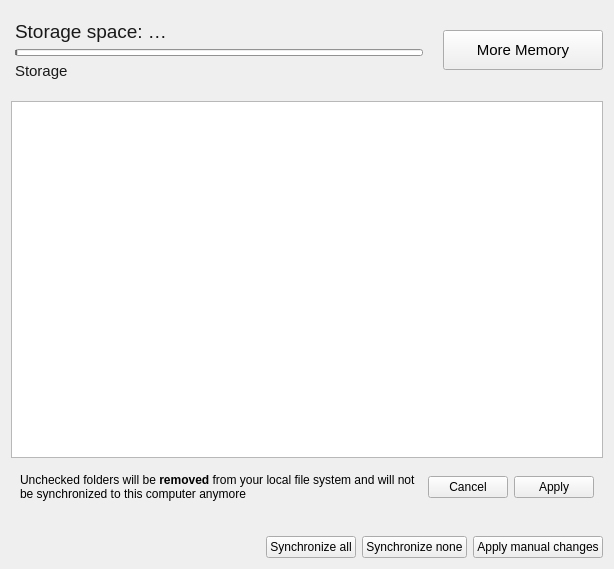
Old version of the form src/gui/accountsettings.ui in the repository nextmcloud/desktop.
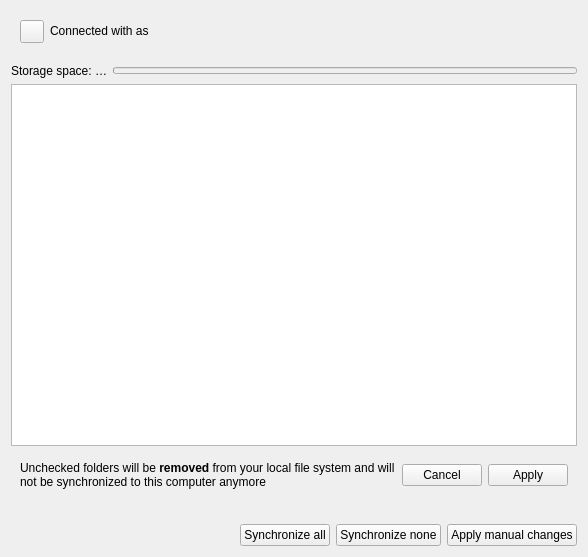
New version of the form. Custom widgets are drawn as their Qt base class.

```diff
--- a/src/gui/accountsettings.ui
+++ b/src/gui/accountsettings.ui
@@ -6,836 +6,15 @@
    <rect>
     <x>0</x>
     <y>0</y>
-    <width>614</width>
-    <height>569</height>
+    <width>588</width>
+    <height>557</height>
    </rect>
   </property>
   <property name="windowTitle">
    <string notr="true">Form</string>
   </property>
-  <layout class="QGridLayout" name="gridLayout_2">
-   <item row="0" column="0">
-    <widget class="QWidget" name="accountStatus" native="true">
-     <layout class="QGridLayout" name="gridLayout">
-      <property name="leftMargin">
-       <number>4</number>
-      </property>
-      <property name="rightMargin">
-       <number>0</number>
-      </property>
-      <property name="horizontalSpacing">
-       <number>0</number>
-      </property>
-      <item row="0" column="0">
-       <widget class="QLabel" name="quotaInfoLabel">
-        <property name="enabled">
-         <bool>true</bool>
-        </property>
-        <property name="sizePolicy">
-         <sizepolicy hsizetype="Minimum" vsizetype="Fixed">
-          <horstretch>0</horstretch>
-          <verstretch>0</verstretch>
-         </sizepolicy>
-        </property>
-        <property name="font">
-         <font>
-          <family>Segoe UI</family>
-          <pointsize>14</pointsize>
-          <weight>50</weight>
-          <bold>false</bold>
-          <kerning>true</kerning>
-         </font>
-        </property>
-        <property name="toolTip">
-         <string/>
-        </property>
-        <property name="autoFillBackground">
-         <bool>false</bool>
-        </property>
-        <property name="text">
-         <string>&lt;html&gt;&lt;head/&gt;&lt;body&gt;&lt;p&gt;&lt;span style=&quot; color:#191919;&quot;&gt;Storage space: …&lt;/span&gt;&lt;/p&gt;&lt;/body&gt;&lt;/html&gt;</string>
-        </property>
-        <property name="textFormat">
-         <enum>Qt::RichText</enum>
-        </property>
-        <property name="alignment">
-         <set>Qt::AlignBottom|Qt::AlignLeading|Qt::AlignLeft</set>
-        </property>
-        <property name="wordWrap">
-         <bool>false</bool>
-        </property>
-       </widget>
-      </item>
-      <item row="0" column="2" rowspan="3">
-       <widget class="QPushButton" name="moreMemoryButton">
-        <property name="sizePolicy">
-         <sizepolicy hsizetype="Fixed" vsizetype="Fixed">
-          <horstretch>0</horstretch>
-          <verstretch>0</verstretch>
-         </sizepolicy>
-        </property>
-        <property name="minimumSize">
-         <size>
-          <width>160</width>
-          <height>40</height>
-         </size>
-        </property>
-        <property name="maximumSize">
-         <size>
-          <width>160</width>
-          <height>16777215</height>
-         </size>
-        </property>
-        <property name="palette">
-         <palette>
-          <active>
-           <colorrole role="WindowText">
-            <brush brushstyle="SolidPattern">
-             <color alpha="255">
-              <red>0</red>
-              <green>0</green>
-              <blue>0</blue>
-             </color>
-            </brush>
-           </colorrole>
-           <colorrole role="Dark">
-            <brush brushstyle="SolidPattern">
-             <color alpha="255">
-              <red>225</red>
-              <green>225</green>
-              <blue>225</blue>
-             </color>
-            </brush>
-           </colorrole>
-           <colorrole role="Text">
-            <brush brushstyle="SolidPattern">
-             <color alpha="255">
-              <red>0</red>
-              <green>0</green>
-              <blue>0</blue>
-             </color>
-            </brush>
-           </colorrole>
-           <colorrole role="ButtonText">
-            <brush brushstyle="SolidPattern">
-             <color alpha="255">
-              <red>0</red>
-              <green>0</green>
-              <blue>0</blue>
-             </color>
-            </brush>
-           </colorrole>
-           <colorrole role="PlaceholderText">
-            <brush brushstyle="SolidPattern">
-             <color alpha="128">
-              <red>0</red>
-              <green>0</green>
-              <blue>0</blue>
-             </color>
-            </brush>
-           </colorrole>
-          </active>
-          <inactive>
-           <colorrole role="WindowText">
-            <brush brushstyle="SolidPattern">
-             <color alpha="255">
-              <red>0</red>
-              <green>0</green>
-              <blue>0</blue>
-             </color>
-            </brush>
-           </colorrole>
-           <colorrole role="Dark">
-            <brush brushstyle="SolidPattern">
-             <color alpha="255">
-              <red>225</red>
-              <green>225</green>
-              <blue>225</blue>
-             </color>
-            </brush>
-           </colorrole>
-           <colorrole role="Text">
-            <brush brushstyle="SolidPattern">
-             <color alpha="255">
-              <red>0</red>
-              <green>0</green>
-              <blue>0</blue>
-             </color>
-            </brush>
-           </colorrole>
-           <colorrole role="ButtonText">
-            <brush brushstyle="SolidPattern">
-             <color alpha="255">
-              <red>0</red>
-              <green>0</green>
-              <blue>0</blue>
-             </color>
-            </brush>
-           </colorrole>
-           <colorrole role="PlaceholderText">
-            <brush brushstyle="SolidPattern">
-             <color alpha="128">
-              <red>0</red>
-              <green>0</green>
-              <blue>0</blue>
-             </color>
-            </brush>
-           </colorrole>
-          </inactive>
-          <disabled>
-           <colorrole role="WindowText">
-            <brush brushstyle="SolidPattern">
-             <color alpha="255">
-              <red>225</red>
-              <green>225</green>
-              <blue>225</blue>
-             </color>
-            </brush>
-           </colorrole>
-           <colorrole role="Dark">
-            <brush brushstyle="SolidPattern">
-             <color alpha="255">
-              <red>225</red>
-              <green>225</green>
-              <blue>225</blue>
-             </color>
-            </brush>
-           </colorrole>
-           <colorrole role="Text">
-            <brush brushstyle="SolidPattern">
-             <color alpha="255">
-              <red>225</red>
-              <green>225</green>
-              <blue>225</blue>
-             </color>
-            </brush>
-           </colorrole>
-           <colorrole role="ButtonText">
-            <brush brushstyle="SolidPattern">
-             <color alpha="255">
-              <red>225</red>
-              <green>225</green>
-              <blue>225</blue>
-             </color>
-            </brush>
-           </colorrole>
-           <colorrole role="PlaceholderText">
-            <brush brushstyle="SolidPattern">
-             <color alpha="128">
-              <red>0</red>
-              <green>0</green>
-              <blue>0</blue>
-             </color>
-            </brush>
-           </colorrole>
-          </disabled>
-         </palette>
-        </property>
-        <property name="font">
-         <font>
-          <family>Segoe UI</family>
-          <pointsize>11</pointsize>
-         </font>
-        </property>
-        <property name="text">
-         <string>More Memory</string>
-        </property>
-       </widget>
-      </item>
-      <item row="1" column="0">
-       <widget class="QProgressBar" name="quotaProgressBar">
-        <property name="enabled">
-         <bool>true</bool>
-        </property>
-        <property name="sizePolicy">
-         <sizepolicy hsizetype="MinimumExpanding" vsizetype="Fixed">
-          <horstretch>0</horstretch>
-          <verstretch>0</verstretch>
-         </sizepolicy>
-        </property>
-        <property name="minimumSize">
-         <size>
-          <width>408</width>
-          <height>7</height>
-         </size>
-        </property>
-        <property name="maximumSize">
-         <size>
-          <width>16777215</width>
-          <height>7</height>
-         </size>
-        </property>
-        <property name="palette">
-         <palette>
-          <active>
-           <colorrole role="WindowText">
-            <brush brushstyle="SolidPattern">
-             <color alpha="255">
-              <red>0</red>
-              <green>0</green>
-              <blue>0</blue>
-             </color>
-            </brush>
-           </colorrole>
-           <colorrole role="Button">
-            <brush brushstyle="SolidPattern">
-             <color alpha="255">
-              <red>204</red>
-              <green>204</green>
-              <blue>204</blue>
-             </color>
-            </brush>
-           </colorrole>
-           <colorrole role="Light">
-            <brush brushstyle="SolidPattern">
-             <color alpha="255">
-              <red>255</red>
-              <green>255</green>
-              <blue>255</blue>
-             </color>
-            </brush>
-           </colorrole>
-           <colorrole role="Midlight">
-            <brush brushstyle="SolidPattern">
-             <color alpha="255">
-              <red>229</red>
-              <green>229</green>
-              <blue>229</blue>
-             </color>
-            </brush>
-           </colorrole>
-           <colorrole role="Dark">
-            <brush brushstyle="SolidPattern">
-             <color alpha="255">
-              <red>102</red>
-              <green>102</green>
-              <blue>102</blue>
-             </color>
-            </brush>
-           </colorrole>
-           <colorrole role="Mid">
-            <brush brushstyle="SolidPattern">
-             <color alpha="255">
-              <red>136</red>
-              <green>136</green>
-              <blue>136</blue>
-             </color>
-            </brush>
-           </colorrole>
-           <colorrole role="Text">
-            <brush brushstyle="SolidPattern">
-             <color alpha="255">
-              <red>0</red>
-              <green>0</green>
-              <blue>0</blue>
-             </color>
-            </brush>
-           </colorrole>
-           <colorrole role="BrightText">
-            <brush brushstyle="SolidPattern">
-             <color alpha="255">
-              <red>255</red>
-              <green>255</green>
-              <blue>255</blue>
-             </color>
-            </brush>
-           </colorrole>
-           <colorrole role="ButtonText">
-            <brush brushstyle="SolidPattern">
-             <color alpha="255">
-              <red>0</red>
-              <green>0</green>
-              <blue>0</blue>
-             </color>
-            </brush>
-           </colorrole>
-           <colorrole role="Base">
-            <brush brushstyle="SolidPattern">
-             <color alpha="255">
-              <red>255</red>
-              <green>255</green>
-              <blue>255</blue>
-             </color>
-            </brush>
-           </colorrole>
-           <colorrole role="Window">
-            <brush brushstyle="SolidPattern">
-             <color alpha="255">
-              <red>204</red>
-              <green>204</green>
-              <blue>204</blue>
-             </color>
-            </brush>
-           </colorrole>
-           <colorrole role="Shadow">
-            <brush brushstyle="SolidPattern">
-             <color alpha="255">
-              <red>0</red>
-              <green>0</green>
-              <blue>0</blue>
-             </color>
-            </brush>
-           </colorrole>
-           <colorrole role="Highlight">
-            <brush brushstyle="SolidPattern">
-             <color alpha="255">
-              <red>102</red>
-              <green>102</green>
-              <blue>102</blue>
-             </color>
-            </brush>
-           </colorrole>
-           <colorrole role="AlternateBase">
-            <brush brushstyle="SolidPattern">
-             <color alpha="255">
-              <red>204</red>
-              <green>204</green>
-              <blue>204</blue>
-             </color>
-            </brush>
-           </colorrole>
-           <colorrole role="ToolTipBase">
-            <brush brushstyle="SolidPattern">
-             <color alpha="255">
-              <red>255</red>
-              <green>255</green>
-              <blue>220</blue>
-             </color>
-            </brush>
-           </colorrole>
-           <colorrole role="ToolTipText">
-            <brush brushstyle="SolidPattern">
-             <color alpha="255">
-              <red>0</red>
-              <green>0</green>
-              <blue>0</blue>
-             </color>
-            </brush>
-           </colorrole>
-           <colorrole role="PlaceholderText">
-            <brush brushstyle="SolidPattern">
-             <color alpha="128">
-              <red>0</red>
-              <green>0</green>
-              <blue>0</blue>
-             </color>
-            </brush>
-           </colorrole>
-          </active>
-          <inactive>
-           <colorrole role="WindowText">
-            <brush brushstyle="SolidPattern">
-             <color alpha="255">
-              <red>0</red>
-              <green>0</green>
-              <blue>0</blue>
-             </color>
-            </brush>
-           </colorrole>
-           <colorrole role="Button">
-            <brush brushstyle="SolidPattern">
-             <color alpha="255">
-              <red>204</red>
-              <green>204</green>
-              <blue>204</blue>
-             </color>
-            </brush>
-           </colorrole>
-           <colorrole role="Light">
-            <brush brushstyle="SolidPattern">
-             <color alpha="255">
-              <red>255</red>
-              <green>255</green>
-              <blue>255</blue>
-             </color>
-            </brush>
-           </colorrole>
-           <colorrole role="Midlight">
-            <brush brushstyle="SolidPattern">
-             <color alpha="255">
-              <red>229</red>
-              <green>229</green>
-              <blue>229</blue>
-             </color>
-            </brush>
-           </colorrole>
-           <colorrole role="Dark">
-            <brush brushstyle="SolidPattern">
-             <color alpha="255">
-              <red>102</red>
-              <green>102</green>
-              <blue>102</blue>
-             </color>
-            </brush>
-           </colorrole>
-           <colorrole role="Mid">
-            <brush brushstyle="SolidPattern">
-             <color alpha="255">
-              <red>136</red>
-              <green>136</green>
-              <blue>136</blue>
-             </color>
-            </brush>
-           </colorrole>
-           <colorrole role="Text">
-            <brush brushstyle="SolidPattern">
-             <color alpha="255">
-              <red>0</red>
-              <green>0</green>
-              <blue>0</blue>
-             </color>
-            </brush>
-           </colorrole>
-           <colorrole role="BrightText">
-            <brush brushstyle="SolidPattern">
-             <color alpha="255">
-              <red>255</red>
-              <green>255</green>
-              <blue>255</blue>
-             </color>
-            </brush>
-           </colorrole>
-           <colorrole role="ButtonText">
-            <brush brushstyle="SolidPattern">
-             <color alpha="255">
-              <red>0</red>
-              <green>0</green>
-              <blue>0</blue>
-             </color>
-            </brush>
-           </colorrole>
-           <colorrole role="Base">
-            <brush brushstyle="SolidPattern">
-             <color alpha="255">
-              <red>255</red>
-              <green>255</green>
-              <blue>255</blue>
-             </color>
-            </brush>
-           </colorrole>
-           <colorrole role="Window">
-            <brush brushstyle="SolidPattern">
-             <color alpha="255">
-              <red>204</red>
-              <green>204</green>
-              <blue>204</blue>
-             </color>
-            </brush>
-           </colorrole>
-           <colorrole role="Shadow">
-            <brush brushstyle="SolidPattern">
-             <color alpha="255">
-              <red>0</red>
-              <green>0</green>
-              <blue>0</blue>
-             </color>
-            </brush>
-           </colorrole>
-           <colorrole role="Highlight">
-            <brush brushstyle="SolidPattern">
-             <color alpha="255">
-              <red>102</red>
-              <green>102</green>
-              <blue>102</blue>
-             </color>
-            </brush>
-           </colorrole>
-           <colorrole role="AlternateBase">
-            <brush brushstyle="SolidPattern">
-             <color alpha="255">
-              <red>204</red>
-              <green>204</green>
-              <blue>204</blue>
-             </color>
-            </brush>
-           </colorrole>
-           <colorrole role="ToolTipBase">
-            <brush brushstyle="SolidPattern">
-             <color alpha="255">
-              <red>255</red>
-              <green>255</green>
-              <blue>220</blue>
-             </color>
-            </brush>
-           </colorrole>
-           <colorrole role="ToolTipText">
-            <brush brushstyle="SolidPattern">
-             <color alpha="255">
-              <red>0</red>
-              <green>0</green>
-              <blue>0</blue>
-             </color>
-            </brush>
-           </colorrole>
-           <colorrole role="PlaceholderText">
-            <brush brushstyle="SolidPattern">
-             <color alpha="128">
-              <red>0</red>
-              <green>0</green>
-              <blue>0</blue>
-             </color>
-            </brush>
-           </colorrole>
-          </inactive>
-          <disabled>
-           <colorrole role="WindowText">
-            <brush brushstyle="SolidPattern">
-             <color alpha="255">
-              <red>102</red>
-              <green>102</green>
-              <blue>102</blue>
-             </color>
-            </brush>
-           </colorrole>
-           <colorrole role="Button">
-            <brush brushstyle="SolidPattern">
-             <color alpha="255">
-              <red>204</red>
-              <green>204</green>
-              <blue>204</blue>
-             </color>
-            </brush>
-           </colorrole>
-           <colorrole role="Light">
-            <brush brushstyle="SolidPattern">
-             <color alpha="255">
-              <red>255</red>
-              <green>255</green>
-              <blue>255</blue>
-             </color>
-            </brush>
-           </colorrole>
-           <colorrole role="Midlight">
-            <brush brushstyle="SolidPattern">
-             <color alpha="255">
-              <red>229</red>
-              <green>229</green>
-              <blue>229</blue>
-             </color>
-            </brush>
-           </colorrole>
-           <colorrole role="Dark">
-            <brush brushstyle="SolidPattern">
-             <color alpha="255">
-              <red>102</red>
-              <green>102</green>
-              <blue>102</blue>
-             </color>
-            </brush>
-           </colorrole>
-           <colorrole role="Mid">
-            <brush brushstyle="SolidPattern">
-             <color alpha="255">
-              <red>136</red>
-              <green>136</green>
-              <blue>136</blue>
-             </color>
-            </brush>
-           </colorrole>
-           <colorrole role="Text">
-            <brush brushstyle="SolidPattern">
-             <color alpha="255">
-              <red>102</red>
-              <green>102</green>
-              <blue>102</blue>
-             </color>
-            </brush>
-           </colorrole>
-           <colorrole role="BrightText">
-            <brush brushstyle="SolidPattern">
-             <color alpha="255">
-              <red>255</red>
-              <green>255</green>
-              <blue>255</blue>
-             </color>
-            </brush>
-           </colorrole>
-           <colorrole role="ButtonText">
-            <brush brushstyle="SolidPattern">
-             <color alpha="255">
-              <red>102</red>
-              <green>102</green>
-              <blue>102</blue>
-             </color>
-            </brush>
-           </colorrole>
-           <colorrole role="Base">
-            <brush brushstyle="SolidPattern">
-             <color alpha="255">
-              <red>204</red>
-              <green>204</green>
-              <blue>204</blue>
-             </color>
-            </brush>
-           </colorrole>
-           <colorrole role="Window">
-            <brush brushstyle="SolidPattern">
-             <color alpha="255">
-              <red>204</red>
-              <green>204</green>
-              <blue>204</blue>
-             </color>
-            </brush>
-           </colorrole>
-           <colorrole role="Shadow">
-            <brush brushstyle="SolidPattern">
-             <color alpha="255">
-              <red>0</red>
-              <green>0</green>
-              <blue>0</blue>
-             </color>
-            </brush>
-           </colorrole>
-           <colorrole role="Highlight">
-            <brush brushstyle="SolidPattern">
-             <color alpha="255">
-              <red>0</red>
-              <green>120</green>
-              <blue>215</blue>
-             </color>
-            </brush>
-           </colorrole>
-           <colorrole role="AlternateBase">
-            <brush brushstyle="SolidPattern">
-             <color alpha="255">
-              <red>204</red>
-              <green>204</green>
-              <blue>204</blue>
-             </color>
-            </brush>
-           </colorrole>
-           <colorrole role="ToolTipBase">
-            <brush brushstyle="SolidPattern">
-             <color alpha="255">
-              <red>255</red>
-              <green>255</green>
-              <blue>220</blue>
-             </color>
-            </brush>
-           </colorrole>
-           <colorrole role="ToolTipText">
-            <brush brushstyle="SolidPattern">
-             <color alpha="255">
-              <red>0</red>
-              <green>0</green>
-              <blue>0</blue>
-             </color>
-            </brush>
-           </colorrole>
-           <colorrole role="PlaceholderText">
-            <brush brushstyle="SolidPattern">
-             <color alpha="128">
-              <red>0</red>
-              <green>0</green>
-              <blue>0</blue>
-             </color>
-            </brush>
-           </colorrole>
-          </disabled>
-         </palette>
-        </property>
-        <property name="maximum">
-         <number>408</number>
-        </property>
-        <property name="value">
-         <number>2</number>
-        </property>
-        <property name="alignment">
-         <set>Qt::AlignRight|Qt::AlignTrailing|Qt::AlignVCenter</set>
-        </property>
-        <property name="textVisible">
-         <bool>false</bool>
-        </property>
-       </widget>
-      </item>
-      <item row="2" column="0">
-       <widget class="QLabel" name="quotaProgressLabel">
-        <property name="sizePolicy">
-         <sizepolicy hsizetype="Expanding" vsizetype="Fixed">
-          <horstretch>0</horstretch>
-          <verstretch>0</verstretch>
-         </sizepolicy>
-        </property>
-        <property name="font">
-         <font>
-          <family>Segoe UI</family>
-          <pointsize>11</pointsize>
-          <weight>50</weight>
-          <bold>false</bold>
-          <kerning>true</kerning>
-         </font>
-        </property>
-        <property name="toolTip">
-         <string/>
-        </property>
-        <property name="autoFillBackground">
-         <bool>false</bool>
-        </property>
-        <property name="lineWidth">
-         <number>0</number>
-        </property>
-        <property name="text">
-         <string>&lt;html&gt;&lt;head/&gt;&lt;body&gt;&lt;p&gt;&lt;span style=&quot; color:#191919;&quot;&gt;Storage&lt;/span&gt;&lt;/p&gt;&lt;/body&gt;&lt;/html&gt;</string>
-        </property>
-        <property name="textFormat">
-         <enum>Qt::RichText</enum>
-        </property>
-        <property name="alignment">
-         <set>Qt::AlignLeading|Qt::AlignLeft|Qt::AlignTop</set>
-        </property>
-        <property name="wordWrap">
-         <bool>false</bool>
-        </property>
-        <property name="margin">
-         <number>0</number>
-        </property>
-        <property name="indent">
-         <number>-3</number>
-        </property>
-       </widget>
-      </item>
-      <item row="1" column="1">
-       <spacer name="horizontalSpacer_2">
-        <property name="orientation">
-         <enum>Qt::Horizontal</enum>
-        </property>
-        <property name="sizeType">
-         <enum>QSizePolicy::Fixed</enum>
-        </property>
-        <property name="sizeHint" stdset="0">
-         <size>
-          <width>20</width>
-          <height>1</height>
-         </size>
-        </property>
-       </spacer>
-      </item>
-     </layout>
-    </widget>
-   </item>
-   <item row="1" column="0">
-    <widget class="KMessageWidget" name="encryptionMessage" native="true"/>
-   </item>
-   <item row="2" column="0">
-    <widget class="OCC::FolderStatusView" name="_folderList">
-     <property name="sizePolicy">
-      <sizepolicy hsizetype="MinimumExpanding" vsizetype="Expanding">
-       <horstretch>0</horstretch>
-       <verstretch>5</verstretch>
-      </sizepolicy>
-     </property>
-     <property name="contextMenuPolicy">
-      <enum>Qt::CustomContextMenu</enum>
-     </property>
-     <property name="editTriggers">
-      <set>QAbstractItemView::NoEditTriggers</set>
-     </property>
-     <property name="animated">
-      <bool>true</bool>
-     </property>
-    </widget>
-   </item>
-   <item row="3" column="0">
+  <layout class="QGridLayout" name="gridLayout">
+   <item row="4" column="0">
     <widget class="QWidget" name="selectiveSyncStatus" native="true">
      <layout class="QHBoxLayout" name="horizontalLayout_3">
       <item>
@@ -911,7 +90,124 @@
      </layout>
     </widget>
    </item>
-   <item row="4" column="0">
+   <item row="0" column="0">
+    <widget class="QWidget" name="accountStatus" native="true">
+     <layout class="QGridLayout" name="gridLayout_2">
+      <item row="0" column="0">
+       <widget class="SslButton" name="sslButton">
+        <property name="sizePolicy">
+         <sizepolicy hsizetype="Maximum" vsizetype="Fixed">
+          <horstretch>0</horstretch>
+          <verstretch>0</verstretch>
+         </sizepolicy>
+        </property>
+        <property name="text">
+         <string/>
+        </property>
+       </widget>
+      </item>
+      <item row="0" column="1">
+       <widget class="QLabel" name="connectLabel">
+        <property name="sizePolicy">
+         <sizepolicy hsizetype="MinimumExpanding" vsizetype="Preferred">
+          <horstretch>0</horstretch>
+          <verstretch>0</verstretch>
+         </sizepolicy>
+        </property>
+        <property name="text">
+         <string>Connected with &lt;server&gt; as &lt;user&gt;</string>
+        </property>
+        <property name="textFormat">
+         <enum>Qt::RichText</enum>
+        </property>
+        <property name="wordWrap">
+         <bool>true</bool>
+        </property>
+        <property name="openExternalLinks">
+         <bool>true</bool>
+        </property>
+       </widget>
+      </item>
+     </layout>
+    </widget>
+   </item>
+   <item row="2" column="0">
+    <layout class="QHBoxLayout" name="storageGroupBox">
+     <item>
+      <widget class="QLabel" name="quotaInfoLabel">
+       <property name="sizePolicy">
+        <sizepolicy hsizetype="Minimum" vsizetype="Fixed">
+         <horstretch>0</horstretch>
+         <verstretch>0</verstretch>
+        </sizepolicy>
+       </property>
+       <property name="toolTip">
+        <string/>
+       </property>
+       <property name="text">
+        <string>Storage space: …</string>
+       </property>
+       <property name="textFormat">
+        <enum>Qt::PlainText</enum>
+       </property>
+       <property name="wordWrap">
+        <bool>false</bool>
+       </property>
+      </widget>
+     </item>
+     <item>
+      <widget class="QProgressBar" name="quotaProgressBar">
+       <property name="enabled">
+        <bool>false</bool>
+       </property>
+       <property name="sizePolicy">
+        <sizepolicy hsizetype="MinimumExpanding" vsizetype="Fixed">
+         <horstretch>0</horstretch>
+         <verstretch>0</verstretch>
+        </sizepolicy>
+       </property>
+       <property name="maximumSize">
+        <size>
+         <width>16777215</width>
+         <height>7</height>
+        </size>
+       </property>
+       <property name="maximum">
+        <number>100</number>
+       </property>
+       <property name="value">
+        <number>-1</number>
+       </property>
+       <property name="textVisible">
+        <bool>false</bool>
+       </property>
+      </widget>
+     </item>
+    </layout>
+   </item>
+   <item row="1" column="0">
+    <widget class="KMessageWidget" name="encryptionMessage" native="true"/>
+   </item>
+   <item row="3" column="0">
+    <widget class="OCC::FolderStatusView" name="_folderList">
+     <property name="sizePolicy">
+      <sizepolicy hsizetype="MinimumExpanding" vsizetype="Expanding">
+       <horstretch>0</horstretch>
+       <verstretch>5</verstretch>
+      </sizepolicy>
+     </property>
+     <property name="contextMenuPolicy">
+      <enum>Qt::CustomContextMenu</enum>
+     </property>
+     <property name="editTriggers">
+      <set>QAbstractItemView::NoEditTriggers</set>
+     </property>
+     <property name="animated">
+      <bool>true</bool>
+     </property>
+    </widget>
+   </item>
+   <item row="5" column="0">
     <widget class="QWidget" name="bigFolderUi" native="true">
      <layout class="QVBoxLayout" name="verticalLayout">
       <property name="leftMargin">
@@ -983,6 +279,11 @@
   </layout>
  </widget>
  <customwidgets>
+  <customwidget>
+   <class>SslButton</class>
+   <extends>QToolButton</extends>
+   <header>sslbutton.h</header>
+  </customwidget>
   <customwidget>
    <class>OCC::FolderStatusView</class>
    <extends>QTreeView</extends>
```
